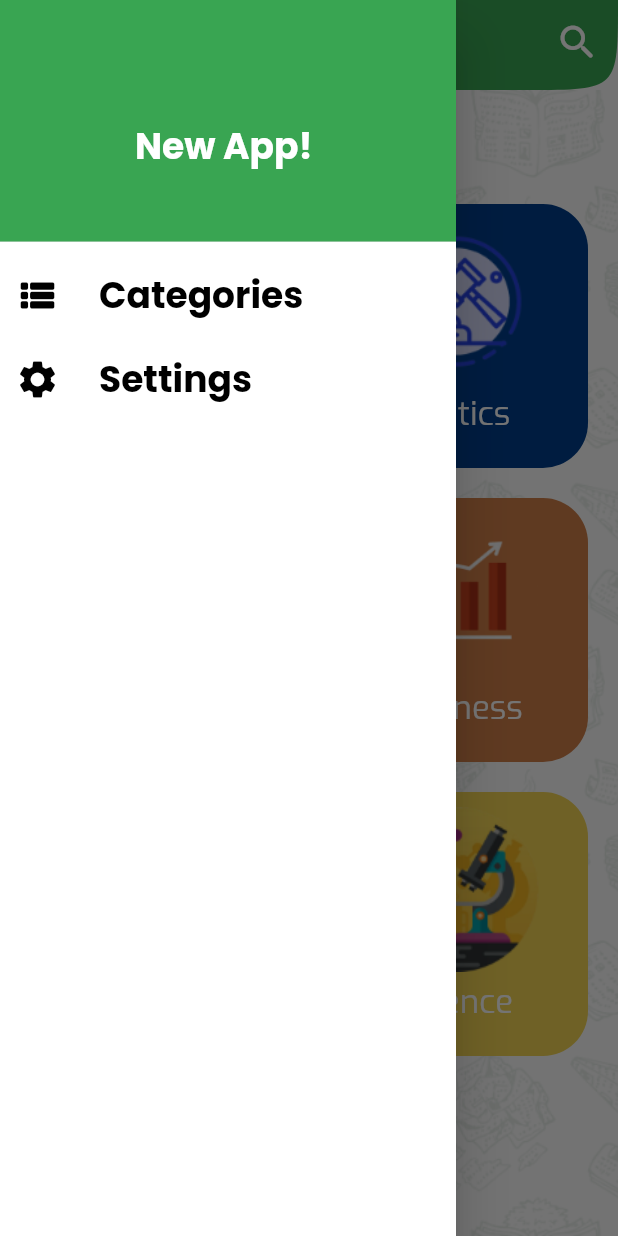
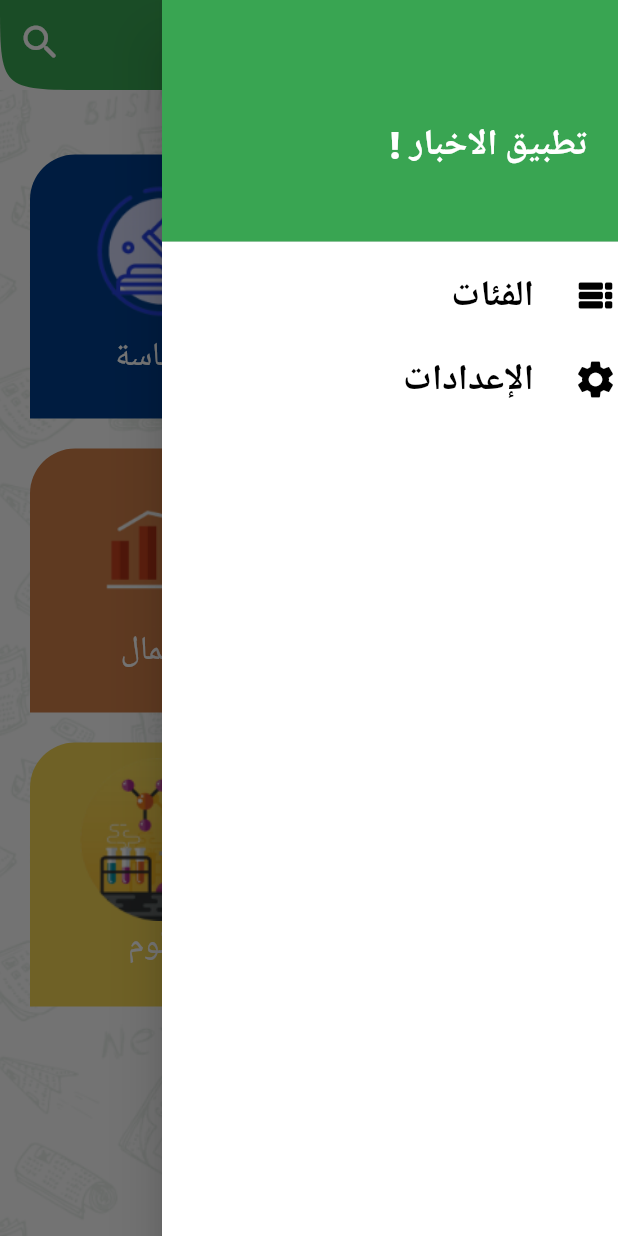
Before and after one commit to Eyadzz/News_App, a Flutter app: the screen it shows after launch, with the side drawer open, on a phone screen of 412 x 824 dp. Run offline on Flutter 3.47's test engine with Material 2 defaults, Android fonts, the phone set to English and light mode, and no system bars; our stand-ins replace timeago; generated files the repository leaves out were written again.

Commit message:
fixed localization

```diff
--- a/lib/Components/SideMenu.dart
+++ b/lib/Components/SideMenu.dart
@@ -2,6 +2,9 @@ import 'package:flutter/cupertino.dart';
 import 'package:flutter/material.dart';
 import 'package:news_application/tabs/CategoryScreen/CategoryScreen.dart';
 import 'package:news_application/tabs/Settings/SettingsTab.dart';
+import 'package:news_application/utility/AppConfigProvider.dart';
+import 'package:provider/provider.dart';
+import 'package:flutter_gen/gen_l10n/app_localizations.dart';
 
 class SideMenu extends StatefulWidget {
   const SideMenu({Key? key}) : super(key: key);
@@ -15,26 +18,29 @@ class SideMenu extends StatefulWidget {
 
 class _SideMenuState extends State<SideMenu> {
   var colorLightTheme = Colors.white;
+  late AppConfigProvider provider;
 
   @override
   Widget build(BuildContext context) {
+    provider = Provider.of<AppConfigProvider>(context);
+
     return Drawer(
       child: Container(
         color: Colors.white,
         child: ListView(
           padding: EdgeInsets.zero,
           children: <Widget>[
-            const DrawerHeader(
+             DrawerHeader(
               padding: EdgeInsets.fromLTRB(90, 80, 20, 20),
               decoration: BoxDecoration(
                 color: Color.fromARGB(255, 57, 165, 82),
               ),
-              child: Text('New App!',style: TextStyle(color: Colors.white,fontSize: 24,
+              child: Text(AppLocalizations.of(context)!.drawerTitle,style: TextStyle(color: Colors.white,fontSize: 24,
                 fontFamily: "Pop_Bold",),),
             ),
             ListTile(
               leading: new Icon(Icons.view_list_rounded, size: 30, color: Colors.black,),
-              title: Text('Categories',
+              title: Text(AppLocalizations.of(context)!.categories,
                   style: TextStyle(
                     color: Colors.black,
                     fontSize: 24,
@@ -50,7 +56,7 @@ class _SideMenuState extends State<SideMenu> {
             ),
             ListTile(
               leading: new Icon(Icons.settings, size: 30,color: Colors.black,),
-              title: Text('Settings',
+              title: Text(AppLocalizations.of(context)!.settings,
                   style: TextStyle(
                     color: Colors.black,
                     fontSize: 24,
--- a/lib/Components/myAppBar.dart
+++ b/lib/Components/myAppBar.dart
@@ -1,6 +1,8 @@
 import 'package:flutter/cupertino.dart';
 import 'package:flutter/material.dart';
-
+import 'package:news_application/utility/AppConfigProvider.dart';
+import 'package:provider/provider.dart';
+import 'package:flutter_gen/gen_l10n/app_localizations.dart';
 class CustomAppBar extends StatefulWidget implements PreferredSizeWidget {
 
 
@@ -16,11 +18,14 @@ class CustomAppBar extends StatefulWidget implements PreferredSizeWidget {
 class _CustomAppBarState extends State<CustomAppBar>{
   bool isSearching = false;
   var primaryColor = Color.fromARGB(255, 57, 165, 82);
+  late AppConfigProvider provider;
+
   @override
   Widget build(BuildContext context) {
+    provider = Provider.of<AppConfigProvider>(context);
     return AppBar(
       iconTheme: IconThemeData(color: Colors.white),
-      title: isSearching?  null : Text(widget.title??'News App', style: TextStyle(fontSize: 22, fontFamily: "Exo", fontWeight: FontWeight.w600)),
+      title: isSearching?  null : Text(widget.title??AppLocalizations.of(context)!.title, style: TextStyle(fontSize: 22, fontFamily: "Exo", fontWeight: FontWeight.w600)),
       centerTitle: isSearching? false : true,
       leading: isSearching? Container() : Builder(
         builder: (context) => IconButton(
@@ -58,7 +63,7 @@ class _CustomAppBarState extends State<CustomAppBar>{
                   suffixIcon: new Icon(Icons.search, color: primaryColor, size: 30,),
                   fillColor: Colors.white,
                   filled: true,
-                  hintText: "Search Article",
+                  hintText: AppLocalizations.of(context)!.searchArticle,
                   hintStyle:  TextStyle(color: primaryColor,fontWeight: FontWeight.w100,height: 1.5),
                   contentPadding: const EdgeInsets.only(
                       left: 14.0, bottom: 4.0, top: 4.0),
--- a/lib/l10n/app_ar.arb
+++ b/lib/l10n/app_ar.arb
@@ -1,13 +1,21 @@
 {
   "title" : "تطبيق الأخبار",
-  "categories" : "فئات",
-  "settings" : "إعدادات",
-  "homeScreenHeadLine" : "اختر فئة اهتمامك",
+  "categories" : "الفئات",
+  "settings" : "الإعدادات",
+  "homeScreenHeadLine" : "اختر الفئة اللتي تهمك",
   "sports" : "الرياضة",
   "politics" : "السياسة",
   "health" : "الصحة",
   "business" : "الأعمال",
   "environment" : "البيئة",
   "science" : "العلوم",
-  "language" : "اللغة"
+  "language" : "اللغة",
+  "english":"الإنجليزية",
+  "arabic":"العربية",
+  "general":"عامة",
+  "viewFullArticle": "عرض المقال كاملا",
+  "drawerTitle": "تطبيق الاخبار !",
+  "news": "الاخبار",
+  "errorLoading": "حدث خطأ اثناء التحميل ! حاول مجددا",
+  "searchArticle": "ابحث عن مقال"
 }
--- a/lib/main.dart
+++ b/lib/main.dart
@@ -5,6 +5,7 @@ import 'package:news_application/tabs/CategoryScreen/CategoryScreen.dart';
 import 'package:news_application/tabs/Settings/SettingsTab.dart';
 import 'utility/AppConfigProvider.dart';
 import 'package:provider/provider.dart';
+import 'package:flutter_gen/gen_l10n/app_localizations.dart';
 
 void main() {
   runApp(MyApp());
@@ -24,6 +25,7 @@ class MyApp extends StatelessWidget {
         return MaterialApp(
           debugShowCheckedModeBanner: false,
           localizationsDelegates: [
+            AppLocalizations.delegate,
             GlobalMaterialLocalizations.delegate,
             GlobalWidgetsLocalizations.delegate,
             GlobalCupertinoLocalizations.delegate,
@@ -37,7 +39,7 @@ class MyApp extends StatelessWidget {
             primaryColor: primaryColor,
           ),
           routes: {
-            HomeScreen.routeName: (context) =>HomeScreen('general'),
+            HomeScreen.routeName: (context) =>HomeScreen('general','general'),
             SettingsTab.routeName: (context) => SettingsTab(),
             CategoryScreen.routeName: (context)=> CategoryScreen(),
           },
--- a/lib/tabs/CategoryScreen/CategoryItem.dart
+++ b/lib/tabs/CategoryScreen/CategoryItem.dart
@@ -26,8 +26,7 @@ class _CategoryItemState extends State<CategoryItem> {
       ),
       child: Column(
         children:[
-          Image.asset(widget.categoryData.image, height: 110,),
-          SizedBox(height: 5),
+          Image.asset(widget.categoryData.image, height: 109,),
           Text(widget.categoryData.title, style: TextStyle(fontFamily: "Exo", color: widget.categoryData.color, fontWeight: FontWeight.w500, fontSize: 22))
         ]
       ),
--- a/lib/tabs/CategoryScreen/CategoryScreen.dart
+++ b/lib/tabs/CategoryScreen/CategoryScreen.dart
@@ -2,16 +2,20 @@ import 'package:flutter/material.dart';
 import 'package:news_application/Components/SideMenu.dart';
 import 'package:news_application/Components/myAppBar.dart';
 import 'CustomGridView.dart';
-
+import 'package:news_application/utility/AppConfigProvider.dart';
+import 'package:flutter_gen/gen_l10n/app_localizations.dart';
+import 'package:provider/provider.dart';
 
 
 final GlobalKey<ScaffoldState> scaffoldKey = GlobalKey<ScaffoldState>();
 
 class CategoryScreen extends StatelessWidget {
     static const routeName = "Category";
+    late AppConfigProvider provider;
     SideMenu customized = SideMenu();
     @override
     Widget build(BuildContext context) {
+      provider = Provider.of<AppConfigProvider>(context);
       return Scaffold(
         key: scaffoldKey,
         drawer: customized,
@@ -28,7 +32,7 @@ class CategoryScreen extends StatelessWidget {
             children: [
               Padding(
                 padding: const EdgeInsets.symmetric(vertical: 5, horizontal: 30),
-                child: Text("Pick your category\nof interest",
+                child: Text(AppLocalizations.of(context)!.homeScreenHeadLine,
                   style: TextStyle(
                     fontFamily: "Pop_Bold",
                     fontSize: 22,
--- a/lib/tabs/CategoryScreen/CustomGridView.dart
+++ b/lib/tabs/CategoryScreen/CustomGridView.dart
@@ -5,7 +5,8 @@ import 'package:news_application/utility/AppConfigProvider.dart';
 import 'package:provider/provider.dart';
 import 'CategoryData.dart';
 import 'CategoryItem.dart';
-
+import 'package:news_application/utility/AppConfigProvider.dart';
+import 'package:provider/provider.dart';
 class CustomGridView extends StatefulWidget {
 
   @override
@@ -18,26 +19,17 @@ class _CustomGridViewState extends State<CustomGridView> {
   late AppConfigProvider provider;
   @override
   Widget build(BuildContext context) {
-    /*
-    final List<CategoryData> categories = <CategoryData>[
-      CategoryData(categoryName: "sports",title: AppLocalizations.of(context)!.sports, image: "assets/widgets/sports.png", locationIsLeft: true),
-      CategoryData(categoryName: "general",title: AppLocalizations.of(context)!.politics, image: "assets/widgets/Politics.png", locationIsLeft: true),
-      CategoryData(categoryName: "health",title: AppLocalizations.of(context)!.health, image: "assets/widgets/health.png", locationIsLeft: true),
-      CategoryData(categoryName: "business",title: AppLocalizations.of(context)!.business, image: "assets/widgets/bussines.png", locationIsLeft: true),
-      CategoryData(categoryName: "environment",title: AppLocalizations.of(context)!.science, image: "assets/widgets/environment.png", locationIsLeft: true),
-      CategoryData(categoryName: "science",title: AppLocalizations.of(context)!.sports, image: "assets/widgets/science-1.png", locationIsLeft: true),
-    ];*/
+    provider = Provider.of<AppConfigProvider>(context);
 
     final List<CategoryData> categories = <CategoryData>[
-      CategoryData(categoryName: "Sports",title:  "Sports", image: "assets/widgets/sports.png", locationIsLeft: true, backgroundColor: Color.fromRGBO(201, 28, 34, 1)),
-      CategoryData(categoryName: "general",title:  "Politics", image: "assets/widgets/Politics.png", locationIsLeft: true, backgroundColor: Color.fromRGBO(0, 62, 140, 1)),
-      CategoryData(categoryName: "Health",title:  "Health", image: "assets/widgets/health.png", locationIsLeft: true, backgroundColor: Color.fromRGBO(237, 30, 121, 1)),
-      CategoryData(categoryName: "Business",title:  "Business", image: "assets/widgets/bussines.png", locationIsLeft: true, backgroundColor: Color.fromRGBO(207, 126, 72, 1)),
-      CategoryData(categoryName: "Environment",title:  "Environment", image: "assets/widgets/environment.png", locationIsLeft: true, backgroundColor: Color.fromRGBO(72, 130, 207, 1)),
-      CategoryData(categoryName: "Science",title:  "Science", image: "assets/widgets/science-1.png", locationIsLeft: true, backgroundColor: Color.fromRGBO(242, 211, 82, 1)),
+      CategoryData(categoryName: "Sports",title:  AppLocalizations.of(context)!.sports, image: "assets/widgets/sports.png", locationIsLeft: true, backgroundColor: Color.fromRGBO(201, 28, 34, 1)),
+      CategoryData(categoryName: "general",title:  AppLocalizations.of(context)!.politics, image: "assets/widgets/Politics.png", locationIsLeft: true, backgroundColor: Color.fromRGBO(0, 62, 140, 1)),
+      CategoryData(categoryName: "Health",title:  AppLocalizations.of(context)!.health, image: "assets/widgets/health.png", locationIsLeft: true, backgroundColor: Color.fromRGBO(237, 30, 121, 1)),
+      CategoryData(categoryName: "Business",title:  AppLocalizations.of(context)!.business, image: "assets/widgets/bussines.png", locationIsLeft: true, backgroundColor: Color.fromRGBO(207, 126, 72, 1)),
+      CategoryData(categoryName: "Environment",title:  AppLocalizations.of(context)!.environment, image: "assets/widgets/environment.png", locationIsLeft: true, backgroundColor: Color.fromRGBO(72, 130, 207, 1)),
+      CategoryData(categoryName: "Science",title:  AppLocalizations.of(context)!.science, image: "assets/widgets/science-1.png", locationIsLeft: true, backgroundColor: Color.fromRGBO(242, 211, 82, 1)),
     ];
 
-    provider = Provider.of<AppConfigProvider>(context);
     return Container(
       padding: EdgeInsets.fromLTRB(20, 0, 20,0),
       child: GridView.count(
@@ -51,7 +43,7 @@ class _CustomGridViewState extends State<CustomGridView> {
               child: InkWell(
                 child: CategoryItem(categoryData: categories[index]),
                 onTap: (){
-                  Navigator.pushReplacement(context, MaterialPageRoute(builder: (context)=>HomeScreen(categories[index].categoryName)));
+                  Navigator.pushReplacement(context, MaterialPageRoute(builder: (context)=>HomeScreen(categories[index].title,categories[index].categoryName)));
                 },
               ),
             );
--- a/lib/tabs/HomeScreen/NewsPart.dart
+++ b/lib/tabs/HomeScreen/NewsPart.dart
@@ -2,9 +2,12 @@ import 'package:flutter/cupertino.dart';
 import 'package:flutter/material.dart';
 
 import 'package:news_application/tabs/HomeScreen/NewsListItem.dart';
+import 'package:news_application/utility/AppConfigProvider.dart';
 import 'package:news_application/utility/api/ApiManager.dart';
 import 'package:news_application/utility/api/NewsResponse.dart';
 import 'package:news_application/utility/api/Sources.dart';
+import 'package:provider/provider.dart';
+import 'package:flutter_gen/gen_l10n/app_localizations.dart';
 
 
 class NewsPart extends StatefulWidget {
@@ -18,12 +21,15 @@ class NewsPart extends StatefulWidget {
 
 class _NewsPartState extends State<NewsPart> {
 
+  late AppConfigProvider provider;
   late Future<NewsResponse>newsFuture;
   @override
   void initState() {
     // TODO: implement initState
     super.initState();
+    //provider =  Provider.of<AppConfigProvider>(context);
     newsFuture=getNewsArticles(widget.source);
+
   }
   @override
   Widget build(BuildContext context) {
@@ -39,7 +45,7 @@ class _NewsPartState extends State<NewsPart> {
                   return NewsListItem(snapShot.data!.articles[index]);},itemCount: snapShot.data!.articles.length,physics: const AlwaysScrollableScrollPhysics(),);
               }else if (snapShot.hasError){
                 return Center(
-                    child: Text("Error Loading News! Check Your Internet!")
+                    child: Text(AppLocalizations.of(context)!.errorLoading)
                 );}
               return Center(child: CircularProgressIndicator());
             },
--- a/lib/utility/AppConfigProvider.dart
+++ b/lib/utility/AppConfigProvider.dart
@@ -2,7 +2,7 @@ import 'package:flutter/material.dart';
 
 class AppConfigProvider extends ChangeNotifier
 {
-  String currentLocale = 'en';
+  String currentLocale = 'ar';
 
   void changeLanguage(String lang)
   {
```
Also changed, not shown: lib/l10n/app_en.arb (+9 -1 lines), lib/tabs/HomeScreen/HomeScreen.dart (+7 -2 lines), lib/tabs/Settings/SettingsTab.dart (+14 -7 lines), pubspec.lock.
